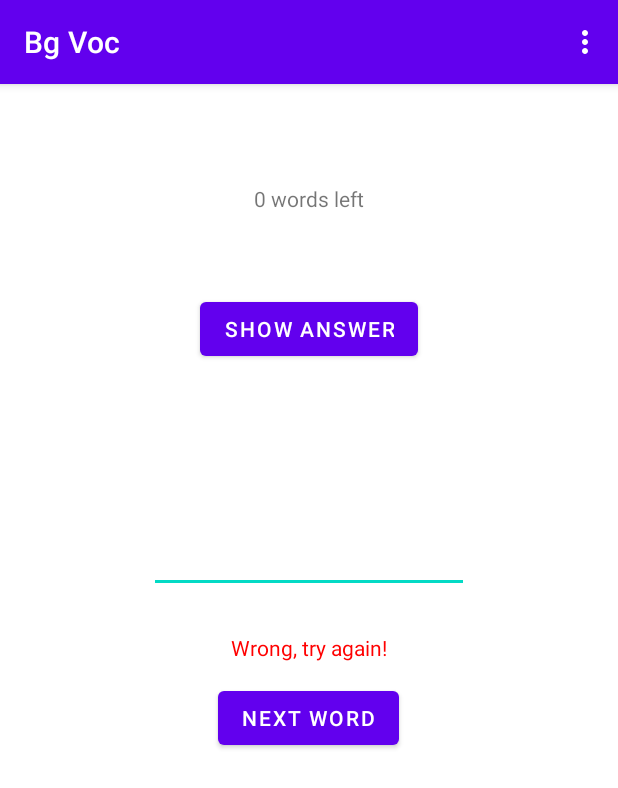
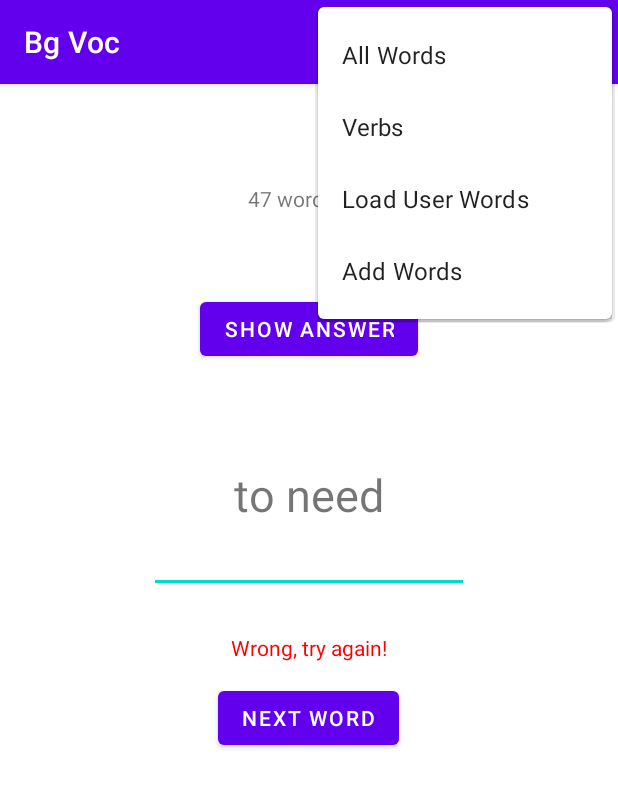
Before and after one commit to guyly10/Bg_Voc, an Android app: the screen it shows after launch (MainActivity), in the options menu, after a tap on "Load User Words", on a phone screen of 412 x 824 dp. Shown: the top 788 px of the screen. Run offline under Robolectric (Android 15) with nearby library versions, the phone set to English and light mode, and no system bars; network calls fail.

Commit message:
Fixing add word to csv to use app's storage so no r/w permissions are required

```diff
--- a/app/src/main/AndroidManifest.xml
+++ b/app/src/main/AndroidManifest.xml
@@ -1,8 +1,6 @@
 <?xml version="1.0" encoding="utf-8"?>
 <manifest xmlns:android="http://schemas.android.com/apk/res/android"
     package="com.example.bgvoc">
-    <uses-permission android:name="android.permission.READ_EXTERNAL_STORAGE"/>
-    <uses-permission android:name="android.permission.WRITE_EXTERNAL_STORAGE"/>
 
     <application
         android:allowBackup="true"
--- a/app/src/main/java/com/example/bgvoc/AddWordToCsv.java
+++ b/app/src/main/java/com/example/bgvoc/AddWordToCsv.java
@@ -36,8 +36,7 @@
     }
 
     private void loadCreateUserWords() {
-        File root = Environment.getExternalStorageDirectory();
-        userWords = new File(root, fileName);
+        userWords = new File(getFilesDir(), fileName);
         if (!userWords.exists()) {
             try {
                 userWords.createNewFile();
--- a/app/src/main/java/com/example/bgvoc/MainActivity.java
+++ b/app/src/main/java/com/example/bgvoc/MainActivity.java
@@ -158,7 +158,7 @@
     }
 
     public void OnLoadUserWordsClicked(MenuItem item) throws IOException {
-        Vocabulary.loadUserWords();
+        Vocabulary.loadUserWords(this);
         wordToTranslate.setText(chooseRandomWord());
         updateWordCount();
         answer.setVisibility(View.INVISIBLE);
--- a/app/src/main/java/com/example/bgvoc/Vocabulary.java
+++ b/app/src/main/java/com/example/bgvoc/Vocabulary.java
@@ -39,12 +39,11 @@
         }
     }
 
-    public void loadUserWords() throws IOException {
+    public void loadUserWords(MainActivity mainActivity) throws IOException {
         BulgarianToEnglish.clear();
         EnglishToBulgarian.clear();
 
-        File root = Environment.getExternalStorageDirectory();
-        File userWords = new File(root, userWordsFileName);
+        File userWords = new File(mainActivity.getFilesDir(), userWordsFileName);
 
         FileReader fr = new FileReader(userWords);
         BufferedReader br = new BufferedReader(fr);
--- a/app/src/main/res/menu/practice_option_menu.xml
+++ b/app/src/main/res/menu/practice_option_menu.xml
@@ -14,14 +14,14 @@
         android:onClick="VerbsClicked"/>
 
     <item
+        android:id="@+id/customPractice"
+        android:title="Load User Words"
+        app:showAsAction="never"
+        android:onClick="OnLoadUserWordsClicked"/>
+
+    <item
         android:id="@+id/addWords"
         android:title="Add Words"
         app:showAsAction="never"
         android:onClick="AddWordsToCsv"/>
-
-    <item
-        android:id="@+id/customPractice"
-        android:title="Load User Words"
-        app:showAsAction="never"
-        android:onClick="OnLoadUserWordsClicked"/>
 </menu>
```
